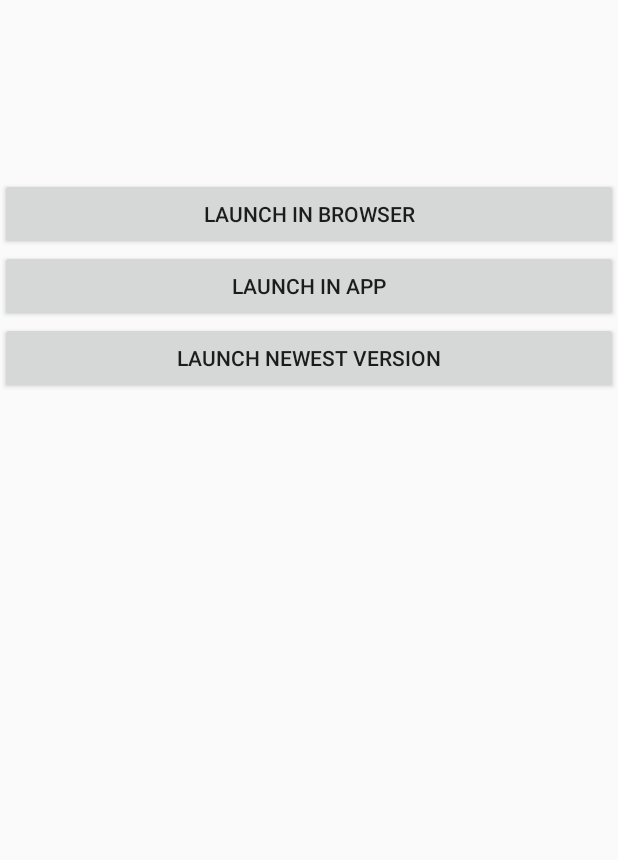
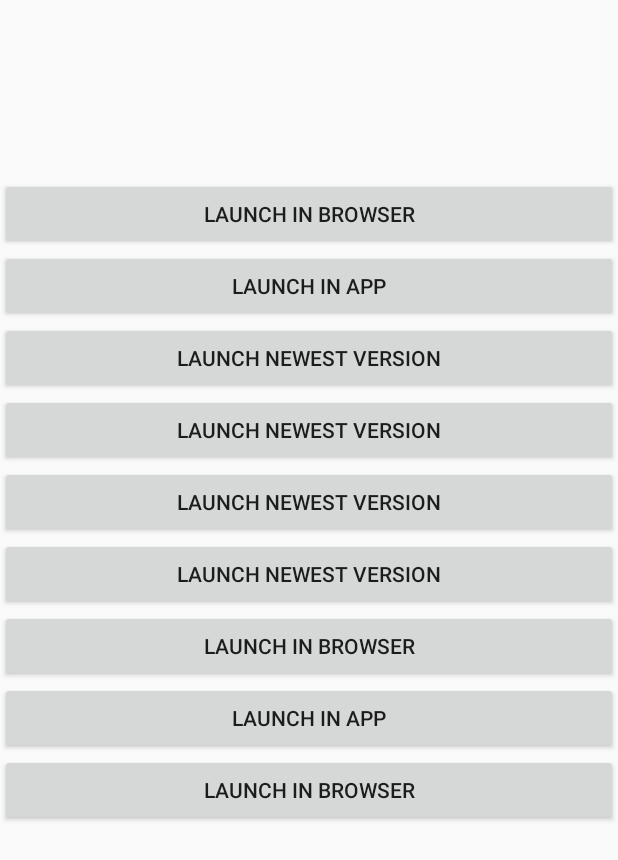
Before and after one commit to asavan/riverfight_android, an Android app: the layout main.xml on its own in the app's theme, with its tools: preview values and no code run, on a phone screen of 412 x 824 dp. Shown: the top 860 px of the screen. Run offline under Robolectric (Android 15) with nearby library versions, the light colour scheme and no system bars.

```diff
--- a/app/src/main/AndroidManifest.xml
+++ b/app/src/main/AndroidManifest.xml
@@ -22,7 +22,5 @@
                 <category android:name="android.intent.category.LAUNCHER" />
             </intent-filter>
         </activity>
-        <activity android:name="com.google.androidbrowserhelper.trusted.LauncherActivity">
-        </activity>
     </application>
 </manifest>
--- a/app/src/main/res/layout/main.xml
+++ b/app/src/main/res/layout/main.xml
@@ -37,4 +37,44 @@
         android:layout_height="wrap_content"
         android:text="@string/launch_twa_atenalp" />
 
+    <Button
+        android:id="@+id/button4"
+        android:layout_width="match_parent"
+        android:layout_height="wrap_content"
+        android:text="@string/launch_twa_atenalp" />
+
+
+    <Button
+        android:id="@+id/button5"
+        android:layout_width="match_parent"
+        android:layout_height="wrap_content"
+        android:text="@string/launch_twa_atenalp" />
+
+
+    <Button
+        android:id="@+id/button6"
+        android:layout_width="match_parent"
+        android:layout_height="wrap_content"
+        android:text="@string/launch_twa_atenalp" />
+
+
+    <Button
+        android:id="@+id/button7"
+        android:layout_width="match_parent"
+        android:layout_height="wrap_content"
+        android:text="@string/launch" />
+
+
+    <Button
+        android:id="@+id/button8"
+        android:layout_width="match_parent"
+        android:layout_height="wrap_content"
+        android:text="@string/launch_twa" />
+
+    <Button
+        android:id="@+id/button9"
+        android:layout_width="match_parent"
+        android:layout_height="wrap_content"
+        android:text="@string/launch" />
+
 </LinearLayout>
```
Also changed, not shown: app/build.gradle (+4 -4 lines), app/src/main/java/xyz/atenalp/riverfight/android/AndroidWebServerActivity.java (+23 -18 lines), app/src/main/res/values/strings.xml (+14 -1 lines).
